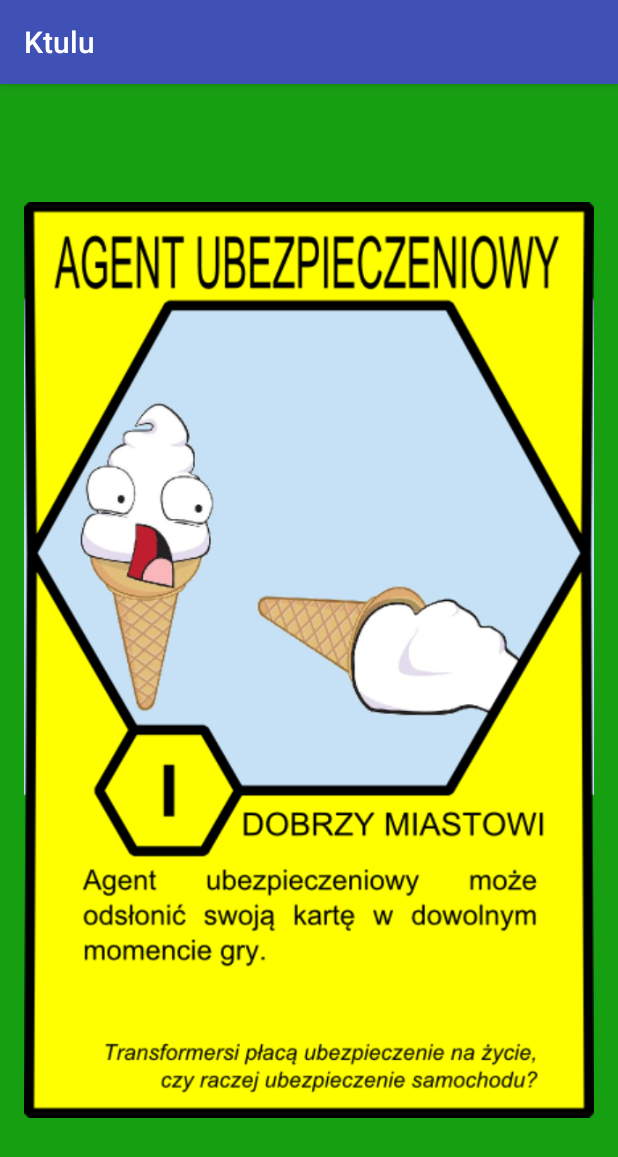
After one commit to Hakiko/Ktulu, an Android app: the ShowCardActivity2 screen opened directly, with no data from a screen before it, on a phone screen of 412 x 824 dp. The commit adds this screen. Shown: the top 1157 px of the screen. Run offline under Robolectric (Android 15) with nearby library versions, the phone set to English and light mode, and no system bars.

Commit message:
ShowCard2

```diff
--- a/app/src/main/AndroidManifest.xml
+++ b/app/src/main/AndroidManifest.xml
@@ -28,8 +28,9 @@
             android:name=".ServerService"
             android:exported="false" />
 
-        <activity android:name=".ShowCardActivity" >
-        </activity>
+        <activity android:name=".ShowCardActivity" />
+
+        <activity android:name=".ShowCardActivity2" />
     </application>
 
 </manifest>
--- /dev/null
+++ b/app/src/main/java/com/ktulu/ktulu/ShowCardActivity2.java
@@ -0,0 +1,13 @@
+package com.ktulu.ktulu;
+
+import android.os.Bundle;
+import android.support.v7.app.AppCompatActivity;
+
+public class ShowCardActivity2 extends AppCompatActivity {
+
+    @Override
+    protected void onCreate(Bundle savedInstanceState) {
+        super.onCreate(savedInstanceState);
+        setContentView(R.layout.activity_show_card2);
+    }
+}
--- /dev/null
+++ b/app/src/main/res/layout/activity_show_card2.xml
@@ -0,0 +1,18 @@
+<?xml version="1.0" encoding="utf-8"?>
+<LinearLayout xmlns:android="http://schemas.android.com/apk/res/android"
+    xmlns:tools="http://schemas.android.com/tools" android:layout_width="match_parent"
+    android:layout_height="match_parent" android:paddingLeft="@dimen/activity_horizontal_margin"
+    android:paddingRight="@dimen/activity_horizontal_margin"
+    android:paddingTop="@dimen/activity_vertical_margin"
+    android:paddingBottom="@dimen/activity_vertical_margin"
+    tools:context="com.ktulu.ktulu.ShowCardActivity"
+    android:orientation="vertical"
+    android:background="#179f12">
+
+    <ImageView
+        android:layout_width="match_parent"
+        android:layout_height="match_parent"
+        android:id="@+id/imageView2"
+        android:layout_gravity="center_horizontal"
+        android:src="@drawable/agent" />
+</LinearLayout>
```
Also changed, not shown: app/src/main/java/com/ktulu/ktulu/MainActivity.java (+9 -0 lines), app/src/main/res/layout-port/activity_main.xml (deleted, +0 -25 lines), app/src/main/res/layout-port/content_main.xml (deleted, +0 -41 lines), app/src/main/res/layout/content_main.xml (renamed from app/src/main/res/layout-land/content_main.xml, +11 -0 lines), app/src/main/res/drawable/agent.png (added), app/src/main/res/layout/activity_main.xml (renamed from app/src/main/res/layout-land/activity_main.xml).
